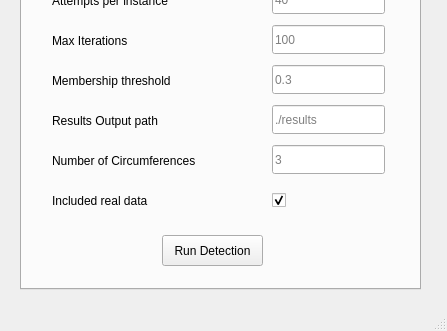
AntonioRodriguezRuiz/ring-detection, file clustering_rings.ui: the form before one commit; both pictures show x 0 to 447 and y 161 to 492 of the 447 by 492 pixel window.
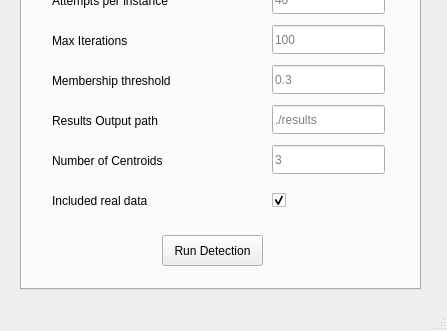
The form after the commit. The open tabs and pages were chosen to show the change.

```diff
--- a/clustering_rings.ui
+++ b/clustering_rings.ui
@@ -560,7 +560,7 @@
        </rect>
       </property>
       <property name="text">
-       <string>Number of Circumferences</string>
+       <string>Number of Centroids</string>
       </property>
      </widget>
      <widget class="QLineEdit" name="num_circs_input_detection">
```
Left out of the diff: 4 changed lines with no effect on the pictures.
